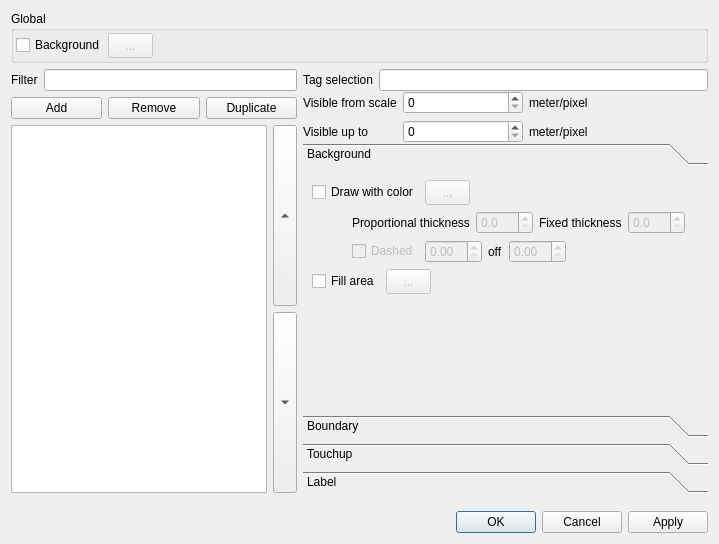
Old version of the form src/PaintStyle/PaintStyleEditor.ui in the repository openstreetmap/merkaartor.
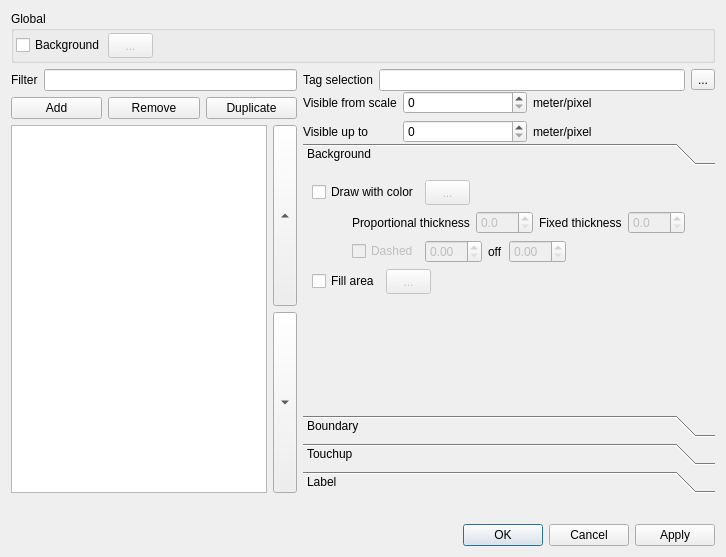
New version of the form.

Commit message: ADD : Selector helper dialog to style editor

Diff of the .ui file:
```diff
--- a/src/PaintStyle/PaintStyleEditor.ui
+++ b/src/PaintStyle/PaintStyleEditor.ui
@@ -6,8 +6,8 @@
    <rect>
     <x>0</x>
     <y>0</y>
-    <width>719</width>
-    <height>544</height>
+    <width>726</width>
+    <height>557</height>
    </rect>
   </property>
   <property name="windowTitle">
@@ -192,7 +192,7 @@
            <number>0</number>
           </property>
           <item>
-           <layout class="QGridLayout">
+           <layout class="QGridLayout" name="TagSelectionLayout">
             <property name="margin">
              <number>0</number>
             </property>
@@ -209,6 +209,13 @@
             <item row="0" column="1">
              <widget class="QLineEdit" name="TagSelection"/>
             </item>
+            <item row="0" column="2">
+             <widget class="QToolButton" name="btSelectorHelper">
+              <property name="text">
+               <string>...</string>
+              </property>
+             </widget>
+            </item>
            </layout>
           </item>
           <item>
@@ -316,8 +323,8 @@
               <rect>
                <x>0</x>
                <y>0</y>
-               <width>400</width>
-               <height>242</height>
+               <width>455</width>
+               <height>211</height>
               </rect>
              </property>
              <attribute name="label">
```
Left out of the diff: 12 changed lines with no effect on the pictures. The commit also changes 4 other files.
